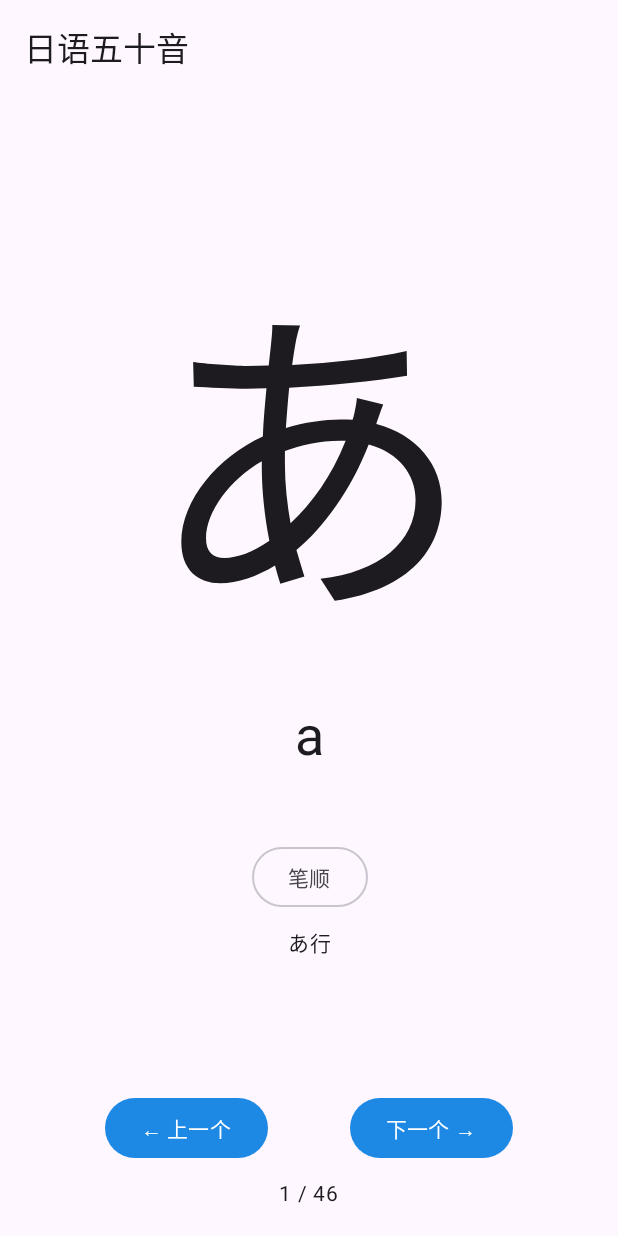
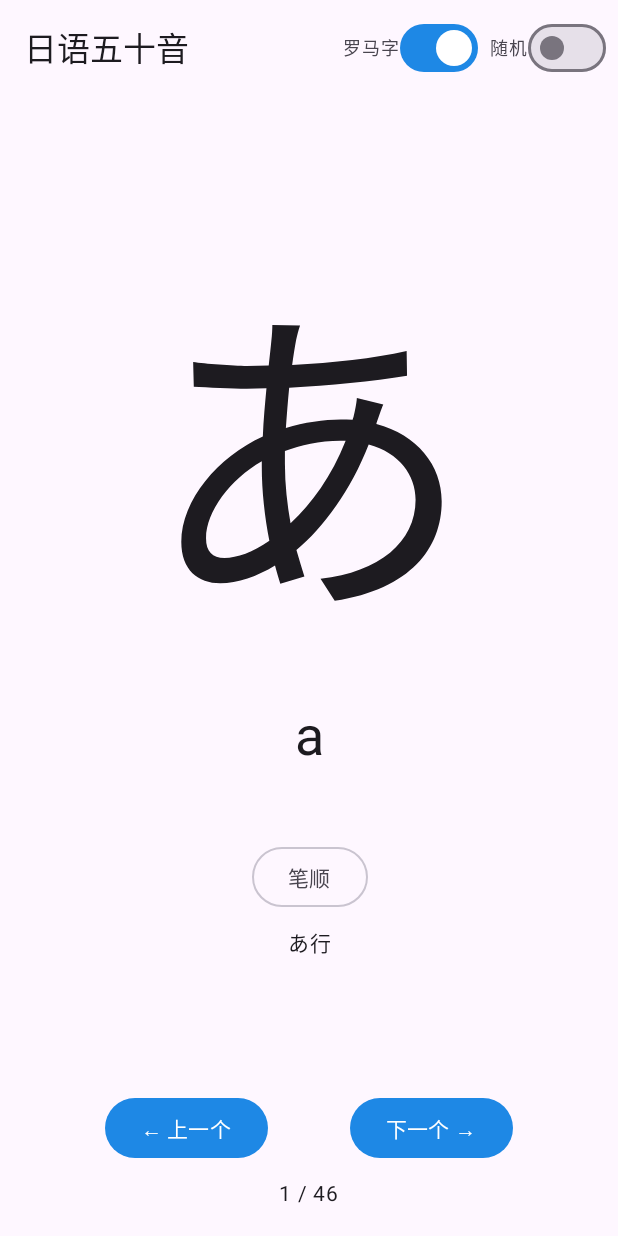
Before and after one commit to stormeyes/gojuon-cards, an Android app built with Jetpack Compose: the screen it shows after launch (MainActivity), on a phone screen of 412 x 824 dp. Run offline under Robolectric (Android 15) with nearby library versions, the phone set to English and light mode, and no system bars.

Commit message:
feat: romaji and random-order toggles in TopAppBar
Both switches saved via rememberSaveable. Random order seeded
by System.currentTimeMillis on each enable. Toggling order
preserves current kana via pager scrollToPage to its new index.

Co-Authored-By: Claude Opus 4.7 (1M context) <noreply@anthropic.com>

```diff
--- a/app/src/main/java/com/kongkongyzt/gojuon/ui/CardScreen.kt
+++ b/app/src/main/java/com/kongkongyzt/gojuon/ui/CardScreen.kt
@@ -15,46 +15,107 @@ import androidx.compose.material3.Button
 import androidx.compose.material3.ExperimentalMaterial3Api
 import androidx.compose.material3.OutlinedButton
 import androidx.compose.material3.Scaffold
+import androidx.compose.material3.Switch
 import androidx.compose.material3.Text
 import androidx.compose.material3.TopAppBar
 import androidx.compose.material3.TopAppBarDefaults
 import androidx.compose.runtime.Composable
+import androidx.compose.runtime.LaunchedEffect
+import androidx.compose.runtime.getValue
+import androidx.compose.runtime.mutableStateOf
+import androidx.compose.runtime.remember
 import androidx.compose.runtime.rememberCoroutineScope
+import androidx.compose.runtime.saveable.rememberSaveable
+import androidx.compose.runtime.setValue
+import androidx.compose.runtime.snapshotFlow
 import androidx.compose.ui.Alignment
 import androidx.compose.ui.Modifier
-import androidx.compose.ui.res.stringResource
 import androidx.compose.ui.text.font.FontWeight
 import androidx.compose.ui.unit.dp
 import androidx.compose.ui.unit.sp
 import com.kongkongyzt.gojuon.R
 import com.kongkongyzt.gojuon.data.GOJUON
 import com.kongkongyzt.gojuon.data.Kana
+import kotlinx.coroutines.flow.distinctUntilChanged
 import kotlinx.coroutines.launch
 
-/**
- * 卡片总数。固定 46(清音平假名)。
- * Pager 用 [VIRTUAL_PAGE_COUNT] 模拟无限滚动以支持首尾循环。
- */
 private const val KANA_COUNT = 46
-private const val VIRTUAL_PAGE_COUNT = 10_000  // 大数模拟无限;中点附近开始
+private const val VIRTUAL_PAGE_COUNT = 10_000
 private val INITIAL_VIRTUAL_PAGE = (VIRTUAL_PAGE_COUNT / 2).let { it - it % KANA_COUNT }
 
 @OptIn(ExperimentalMaterial3Api::class)
 @Composable
 fun CardScreen() {
+    // ── 持久化状态 ──
+    var showRomaji by rememberSaveable { mutableStateOf(true) }
+    var randomOrder by rememberSaveable { mutableStateOf(false) }
+    // 当前真实 kana 索引(在 GOJUON 中的 index, 0..45),独立于 pager 的 virtual page
+    var currentRealIndex by rememberSaveable { mutableStateOf(0) }
+    // 随机洗牌种子;非 random 模式时不参与计算
+    var shuffleSeed by rememberSaveable { mutableStateOf(0L) }
+
+    val orderedIndices: List<Int> = remember(randomOrder, shuffleSeed) {
+        if (randomOrder) {
+            (0 until KANA_COUNT).shuffled(java.util.Random(shuffleSeed))
+        } else {
+            (0 until KANA_COUNT).toList()
+        }
+    }
+
+    // 当前 kana 在 orderedIndices 中的位置,用于初始化 pager
+    val currentDisplayPos: Int = remember(orderedIndices, currentRealIndex) {
+        orderedIndices.indexOf(currentRealIndex).coerceAtLeast(0)
+    }
+
     val pagerState = rememberPagerState(
-        initialPage = INITIAL_VIRTUAL_PAGE,
+        initialPage = INITIAL_VIRTUAL_PAGE + currentDisplayPos,
         pageCount = { VIRTUAL_PAGE_COUNT }
     )
     val scope = rememberCoroutineScope()
 
-    val currentRealIndex = ((pagerState.currentPage % KANA_COUNT) + KANA_COUNT) % KANA_COUNT
-    val displayList: List<Kana> = GOJUON  // Phase 4 will swap to shuffled order when toggle is on
+    // ── 把 pager 当前页同步回 currentRealIndex(用户滑动时持续更新) ──
+    LaunchedEffect(pagerState, orderedIndices) {
+        snapshotFlow { pagerState.currentPage }
+            .distinctUntilChanged()
+            .collect { virtualPage ->
+                val displayPos = ((virtualPage % KANA_COUNT) + KANA_COUNT) % KANA_COUNT
+                currentRealIndex = orderedIndices[displayPos]
+            }
+    }
+
+    // ── 切换 random 开关时:刷新洗牌种子(只在 randomOrder=true 时) ──
+    LaunchedEffect(randomOrder) {
+        if (randomOrder) {
+            shuffleSeed = System.currentTimeMillis()
+        }
+    }
+
+    // ── orderedIndices 变化(随机/顺序切换或重洗)时,把 pager 跳到当前 kana 的新位置 ──
+    LaunchedEffect(orderedIndices) {
+        val newPos = orderedIndices.indexOf(currentRealIndex)
+        if (newPos >= 0) {
+            val targetVirtual = INITIAL_VIRTUAL_PAGE + newPos
+            // 用 scrollToPage(瞬时),不要 animateScrollToPage(会动画穿过中间所有页)
+            pagerState.scrollToPage(targetVirtual)
+        }
+    }
 
     Scaffold(
         topBar = {
             TopAppBar(
                 title = { Text(text = "日语五十音") },
+                actions = {
+                    SwitchLabel(
+                        text = androidx.compose.ui.res.stringResource(R.string.toggle_romaji),
+                        checked = showRomaji,
+                        onCheckedChange = { showRomaji = it }
+                    )
+                    SwitchLabel(
+                        text = androidx.compose.ui.res.stringResource(R.string.toggle_random),
+                        checked = randomOrder,
+                        onCheckedChange = { randomOrder = it }
+                    )
+                },
                 colors = TopAppBarDefaults.topAppBarColors()
             )
         }
@@ -72,25 +133,36 @@ fun CardScreen() {
                     .height(0.dp)
                     .weight(1f)
             ) { virtualPage ->
-                val realIndex = ((virtualPage % KANA_COUNT) + KANA_COUNT) % KANA_COUNT
-                CardContent(kana = displayList[realIndex])
+                val displayPos = ((virtualPage % KANA_COUNT) + KANA_COUNT) % KANA_COUNT
+                val kanaIndex = orderedIndices[displayPos]
+                CardContent(
+                    kana = GOJUON[kanaIndex],
+                    showRomaji = showRomaji,
+                )
             }
 
             BottomNav(
-                currentIndex = currentRealIndex,
-                onPrev = {
-                    scope.launch { pagerState.animateScrollToPage(pagerState.currentPage - 1) }
-                },
-                onNext = {
-                    scope.launch { pagerState.animateScrollToPage(pagerState.currentPage + 1) }
-                },
+                positionLabel = "${currentDisplayPos + 1} / $KANA_COUNT",
+                onPrev = { scope.launch { pagerState.animateScrollToPage(pagerState.currentPage - 1) } },
+                onNext = { scope.launch { pagerState.animateScrollToPage(pagerState.currentPage + 1) } },
             )
         }
     }
 }
 
 @Composable
-private fun CardContent(kana: Kana) {
+private fun SwitchLabel(text: String, checked: Boolean, onCheckedChange: (Boolean) -> Unit) {
+    Row(
+        verticalAlignment = Alignment.CenterVertically,
+        modifier = Modifier.padding(horizontal = 4.dp)
+    ) {
+        Text(text = text, fontSize = 12.sp)
+        Switch(checked = checked, onCheckedChange = onCheckedChange)
+    }
+}
+
+@Composable
+private fun CardContent(kana: Kana, showRomaji: Boolean) {
     Box(
         modifier = Modifier.fillMaxSize(),
         contentAlignment = Alignment.Center
@@ -105,25 +177,23 @@ private fun CardContent(kana: Kana) {
                 fontWeight = FontWeight.Normal,
             )
             Spacer(Modifier.height(8.dp))
-            Text(
-                text = kana.romaji,
-                fontSize = 36.sp,
-            )
+            if (showRomaji) {
+                Text(text = kana.romaji, fontSize = 36.sp)
+            } else {
+                Spacer(Modifier.height(36.dp))  // 占位保持布局稳定
+            }
             Spacer(Modifier.height(48.dp))
             OutlinedButton(onClick = { /* Phase 7 stroke trigger */ }) {
-                Text(stringResource(R.string.btn_stroke))
+                Text(androidx.compose.ui.res.stringResource(R.string.btn_stroke))
             }
             Spacer(Modifier.height(8.dp))
-            Text(
-                text = kana.row,
-                fontSize = 14.sp,
-            )
+            Text(text = kana.row, fontSize = 14.sp)
         }
     }
 }
 
 @Composable
-private fun BottomNav(currentIndex: Int, onPrev: () -> Unit, onNext: () -> Unit) {
+private fun BottomNav(positionLabel: String, onPrev: () -> Unit, onNext: () -> Unit) {
     Column(
         modifier = Modifier
             .fillMaxWidth()
@@ -134,10 +204,14 @@ private fun BottomNav(currentIndex: Int, onPrev: () -> Unit, onNext: () -> Unit)
             modifier = Modifier.fillMaxWidth(),
             horizontalArrangement = Arrangement.SpaceEvenly
         ) {
-            Button(onClick = onPrev) { Text("← " + stringResource(R.string.btn_prev)) }
-            Button(onClick = onNext) { Text(stringResource(R.string.btn_next) + " →") }
+            Button(onClick = onPrev) {
+                Text("← " + androidx.compose.ui.res.stringResource(R.string.btn_prev))
+            }
+            Button(onClick = onNext) {
+                Text(androidx.compose.ui.res.stringResource(R.string.btn_next) + " →")
+            }
         }
         Spacer(Modifier.height(8.dp))
-        Text(text = "${currentIndex + 1} / $KANA_COUNT", fontSize = 14.sp)
+        Text(text = positionLabel, fontSize = 14.sp)
     }
 }
```
